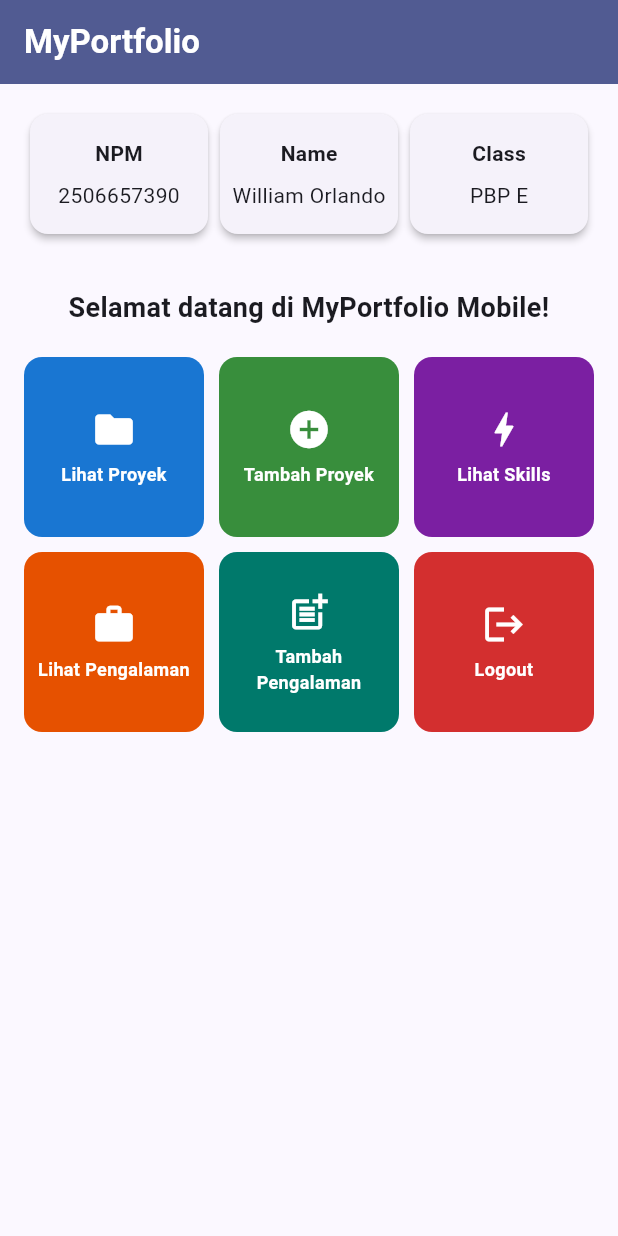
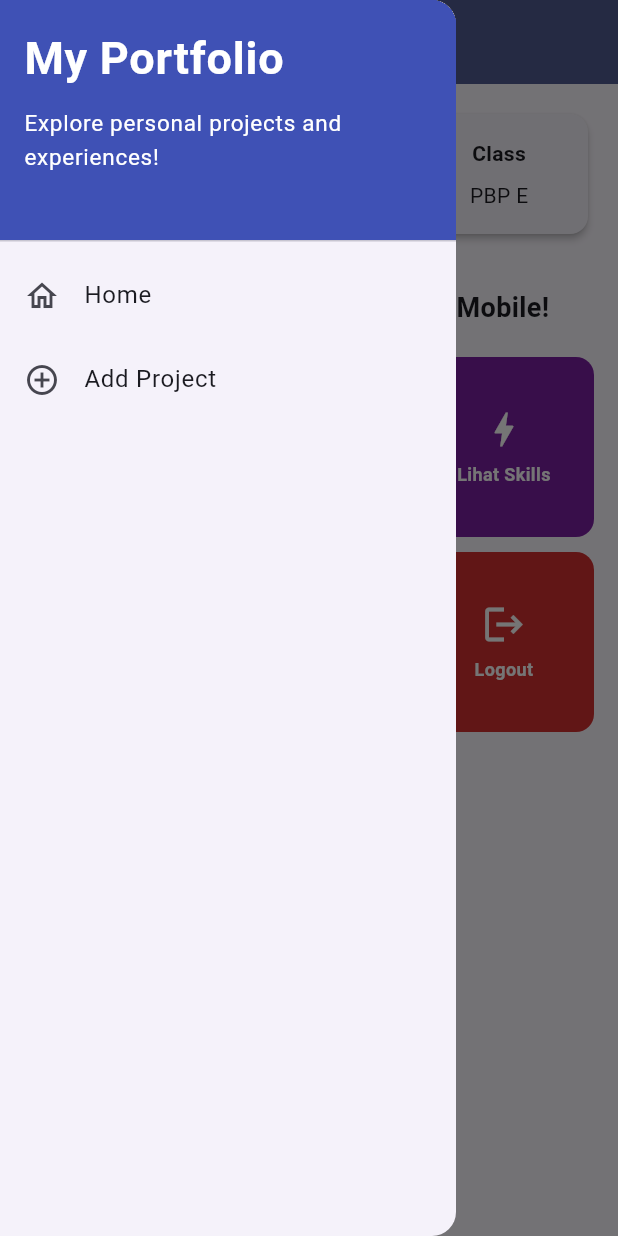
Before and after one commit to williamorln/myportofolio_mobile, a Flutter app: the screen it shows after launch, with the side drawer open (before the commit the screen has no drawer), on a phone screen of 412 x 824 dp. Run offline on Flutter 3.47's test engine with Material 3 defaults, Android fonts, the phone set to English and light mode, and no system bars; our stand-ins replace material_ui.

Commit message:
feat: add drawer navigation and refactor into screens and widgets
LeftDrawer (header, Home, Add Project) is used on both the home page and
the project form. The Tambah Proyek card opens the form with
Navigator.push, so Back returns to the menu, while the drawer options use
pushReplacement. Pages move to lib/screens and InfoCard, ItemCard and the
drawer to lib/widgets.

Also fixes the form not clearing its stored values after OK (reset() only
clears the fields) and the category dropdown resetting to the wrong
value. Tests cover the drawer, navigation from the card and drawer, and
the reset; README documents the new structure and the material_ui import.

```diff
--- a/lib/main.dart
+++ b/lib/main.dart
@@ -1,5 +1,5 @@
 import 'package:material_ui/material_ui.dart';
-import 'package:myportofolio_mobile/menu.dart';
+import 'package:myportofolio_mobile/screens/menu.dart';
 
 void main() {
   runApp(const MyApp());
--- a/lib/menu.dart
+++ b/lib/screens/menu.dart
@@ -1,4 +1,7 @@
 import 'package:material_ui/material_ui.dart';
+import 'package:myportofolio_mobile/widgets/info_card.dart';
+import 'package:myportofolio_mobile/widgets/left_drawer.dart';
+import 'package:myportofolio_mobile/widgets/project_card.dart';
 
 class MyHomePage extends StatelessWidget {
   MyHomePage({super.key});
@@ -26,7 +29,9 @@ class MyHomePage extends StatelessWidget {
           style: TextStyle(color: Colors.white, fontWeight: FontWeight.bold),
         ),
         backgroundColor: Theme.of(context).colorScheme.primary,
+        iconTheme: const IconThemeData(color: Colors.white),
       ),
+      drawer: const LeftDrawer(),
       // dibatasi 600 px supaya tetap enak dilihat di Chrome yang lebar
       body: Align(
         alignment: Alignment.topCenter,
@@ -82,102 +87,3 @@ class MyHomePage extends StatelessWidget {
     );
   }
 }
-
-class InfoCard extends StatelessWidget {
-  final String title;
-  final String content;
-
-  const InfoCard({super.key, required this.title, required this.content});
-
-  @override
-  Widget build(BuildContext context) {
-    return Card(
-      elevation: 2.0,
-      child: Padding(
-        padding: const EdgeInsets.symmetric(horizontal: 4.0, vertical: 16.0),
-        child: Column(
-          children: [
-            Text(title, style: const TextStyle(fontWeight: FontWeight.bold)),
-            const SizedBox(height: 8.0),
-            // FittedBox mengecilkan teks seperlunya, jadi NPM tidak terpotong
-            FittedBox(
-              fit: BoxFit.scaleDown,
-              child: Text(content, style: const TextStyle(fontSize: 14.0)),
-            ),
-          ],
-        ),
-      ),
-    );
-  }
-}
-
-class ItemHomepage {
-  final String name;
-  final IconData icon;
-  final Color color;
-
-  ItemHomepage(this.name, this.icon, this.color);
-}
-
-class ItemCard extends StatelessWidget {
-  final ItemHomepage item;
-
-  const ItemCard(this.item, {super.key});
-
-  @override
-  Widget build(BuildContext context) {
-    return Material(
-      color: item.color,
-      borderRadius: BorderRadius.circular(12),
-      child: InkWell(
-        borderRadius: BorderRadius.circular(12),
-        onTap: () {
-          // sembunyikan SnackBar lama dulu supaya pesan tidak menumpuk
-          ScaffoldMessenger.of(context)
-            ..hideCurrentSnackBar()
-            ..showSnackBar(
-              SnackBar(
-                behavior: SnackBarBehavior.floating,
-                backgroundColor: item.color,
-                content: Row(
-                  children: [
-                    Icon(item.icon, color: Colors.white),
-                    const SizedBox(width: 12),
-                    Expanded(
-                      child: Text("Kamu telah menekan tombol ${item.name}!"),
-                    ),
-                  ],
-                ),
-              ),
-            );
-        },
-        child: Padding(
-          padding: const EdgeInsets.all(6),
-          child: Center(
-            child: Column(
-              mainAxisAlignment: MainAxisAlignment.center,
-              children: [
-                Icon(item.icon, color: Colors.white, size: 30.0),
-                const SizedBox(height: 6),
-                // Flexible + maxLines supaya teks panjang tidak mendorong kartu overflow
-                Flexible(
-                  child: Text(
-                    item.name,
-                    textAlign: TextAlign.center,
-                    maxLines: 2,
-                    overflow: TextOverflow.ellipsis,
-                    style: const TextStyle(
-                      color: Colors.white,
-                      fontSize: 12,
-                      fontWeight: FontWeight.w600,
-                    ),
-                  ),
-                ),
-              ],
-            ),
-          ),
-        ),
-      ),
-    );
-  }
-}
--- /dev/null
+++ b/lib/widgets/info_card.dart
@@ -0,0 +1,29 @@
+import 'package:material_ui/material_ui.dart';
+
+class InfoCard extends StatelessWidget {
+  final String title;
+  final String content;
+
+  const InfoCard({super.key, required this.title, required this.content});
+
+  @override
+  Widget build(BuildContext context) {
+    return Card(
+      elevation: 2.0,
+      child: Padding(
+        padding: const EdgeInsets.symmetric(horizontal: 4.0, vertical: 16.0),
+        child: Column(
+          children: [
+            Text(title, style: const TextStyle(fontWeight: FontWeight.bold)),
+            const SizedBox(height: 8.0),
+            // FittedBox mengecilkan teks seperlunya, jadi NPM tidak terpotong
+            FittedBox(
+              fit: BoxFit.scaleDown,
+              child: Text(content, style: const TextStyle(fontSize: 14.0)),
+            ),
+          ],
+        ),
+      ),
+    );
+  }
+}
--- /dev/null
+++ b/lib/widgets/left_drawer.dart
@@ -0,0 +1,61 @@
+import 'package:material_ui/material_ui.dart';
+import 'package:myportofolio_mobile/screens/menu.dart';
+import 'package:myportofolio_mobile/screens/project_form.dart';
+
+class LeftDrawer extends StatelessWidget {
+  const LeftDrawer({super.key});
+
+  @override
+  Widget build(BuildContext context) {
+    return Drawer(
+      child: ListView(
+        children: [
+          const DrawerHeader(
+            decoration: BoxDecoration(color: Colors.indigo),
+            child: Column(
+              crossAxisAlignment: CrossAxisAlignment.start,
+              children: [
+                Text(
+                  'My Portfolio',
+                  style: TextStyle(
+                    fontSize: 30,
+                    fontWeight: FontWeight.bold,
+                    color: Colors.white,
+                  ),
+                ),
+                SizedBox(height: 10),
+                Text(
+                  'Explore personal projects and experiences!',
+                  style: TextStyle(fontSize: 15, color: Colors.white),
+                ),
+              ],
+            ),
+          ),
+          ListTile(
+            leading: const Icon(Icons.home_outlined),
+            title: const Text('Home'),
+            // pushReplacement supaya halaman lama diganti, bukan ditumpuk
+            onTap: () {
+              Navigator.pushReplacement(
+                context,
+                MaterialPageRoute(builder: (context) => MyHomePage()),
+              );
+            },
+          ),
+          ListTile(
+            leading: const Icon(Icons.add_circle_outline),
+            title: const Text('Add Project'),
+            onTap: () {
+              Navigator.pushReplacement(
+                context,
+                MaterialPageRoute(
+                  builder: (context) => const ProjectFormPage(),
+                ),
+              );
+            },
+          ),
+        ],
+      ),
+    );
+  }
+}
--- /dev/null
+++ b/lib/widgets/project_card.dart
@@ -0,0 +1,81 @@
+import 'package:material_ui/material_ui.dart';
+import 'package:myportofolio_mobile/screens/project_form.dart';
+
+class ItemHomepage {
+  final String name;
+  final IconData icon;
+  final Color color;
+
+  ItemHomepage(this.name, this.icon, this.color);
+}
+
+class ItemCard extends StatelessWidget {
+  final ItemHomepage item;
+
+  const ItemCard(this.item, {super.key});
+
+  @override
+  Widget build(BuildContext context) {
+    return Material(
+      color: item.color,
+      borderRadius: BorderRadius.circular(12),
+      child: InkWell(
+        borderRadius: BorderRadius.circular(12),
+        onTap: () {
+          // sembunyikan SnackBar lama dulu supaya pesan tidak menumpuk
+          ScaffoldMessenger.of(context)
+            ..hideCurrentSnackBar()
+            ..showSnackBar(
+              SnackBar(
+                behavior: SnackBarBehavior.floating,
+                backgroundColor: item.color,
+                content: Row(
+                  children: [
+                    Icon(item.icon, color: Colors.white),
+                    const SizedBox(width: 12),
+                    Expanded(
+                      child: Text("Kamu telah menekan tombol ${item.name}!"),
+                    ),
+                  ],
+                ),
+              ),
+            );
+
+          // push (bukan pushReplacement) supaya tombol Back kembali ke menu
+          if (item.name == "Tambah Proyek") {
+            Navigator.push(
+              context,
+              MaterialPageRoute(builder: (context) => const ProjectFormPage()),
+            );
+          }
+        },
+        child: Padding(
+          padding: const EdgeInsets.all(6),
+          child: Center(
+            child: Column(
+              mainAxisAlignment: MainAxisAlignment.center,
+              children: [
+                Icon(item.icon, color: Colors.white, size: 30.0),
+                const SizedBox(height: 6),
+                // Flexible + maxLines supaya teks panjang tidak mendorong kartu overflow
+                Flexible(
+                  child: Text(
+                    item.name,
+                    textAlign: TextAlign.center,
+                    maxLines: 2,
+                    overflow: TextOverflow.ellipsis,
+                    style: const TextStyle(
+                      color: Colors.white,
+                      fontSize: 12,
+                      fontWeight: FontWeight.w600,
+                    ),
+                  ),
+                ),
+              ],
+            ),
+          ),
+        ),
+      ),
+    );
+  }
+}
```
Also changed, not shown: lib/screens/project_form.dart (renamed from lib/project_form.dart, +12 -1 lines), 5 other files.
